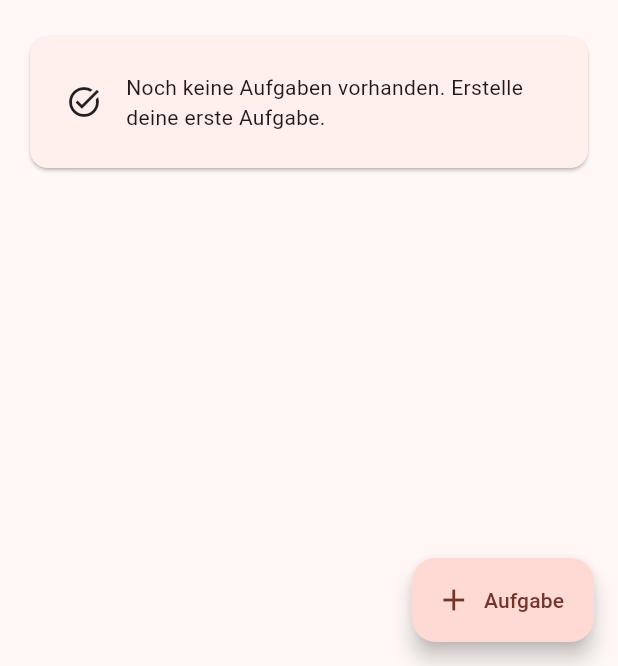
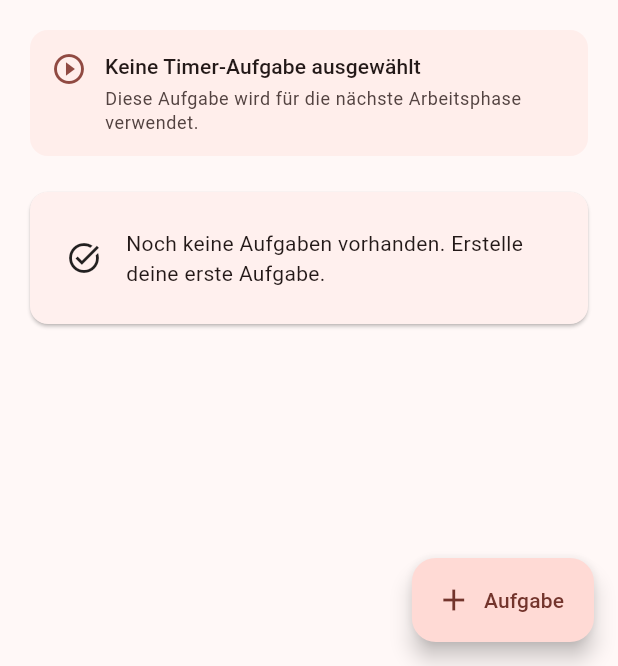
Before and after one commit to waistarek/Pomodoro-Timer, a Flutter app: the TasksScreen screen opened directly, on a phone screen of 412 x 824 dp, the part 570-1236 px from its top. Run offline on Flutter 3.47's test engine with Material 3 defaults, Android fonts, the phone set to English and light mode, and no system bars; our stand-ins replace audioplayers, fl_chart, shared_preferences; missing offline and left inert: dart:html; accounts and stored records are empty; network calls fail.

Commit message:
feat: highlight active timer task

```diff
--- a/frontend/flutter_app/lib/screens/tasks_screen.dart
+++ b/frontend/flutter_app/lib/screens/tasks_screen.dart
@@ -4,6 +4,7 @@ import 'package:provider/provider.dart';
 import '../models/task_item.dart';
 import '../providers/task_provider.dart';
 import '../widgets/task_editor_dialog.dart';
+import '../providers/timer_provider.dart';
 
 enum _TaskFilter {
   all,
@@ -173,9 +174,11 @@ class _TasksScreenState extends State<TasksScreen> {
         icon: const Icon(Icons.add),
         label: const Text('Aufgabe'),
       ),
-      body: Consumer<TaskProvider>(
-        builder: (context, provider, _) {
+      body: Consumer2<TaskProvider, TimerProvider>(
+      builder: (context, provider, timerProvider, _) {
       final visibleTasks = _visibleTasks(provider.tasks);
+      final activeTask =
+        timerProvider.taskForDisplay ?? provider.selectedTask;
 
           return Center(
             child: ConstrainedBox(
@@ -205,6 +208,14 @@ class _TasksScreenState extends State<TasksScreen> {
                     });
                   },
                 ),
+                const SizedBox(height: 12),
+                _ActiveTaskBanner(
+                  activeTask: activeTask,
+                  taskSelectionLocked: !timerProvider.canChangeTask,
+                  onClearSelection: timerProvider.canChangeTask
+                      ? () => provider.selectTask(null)
+                      : null,
+                ),
                 const SizedBox(height: 16),
                   if (provider.loading && provider.tasks.isEmpty)
                     const _StatusCard(
@@ -227,14 +238,14 @@ class _TasksScreenState extends State<TasksScreen> {
                   else
                     ...visibleTasks.map(
                       (task) {
-                        final selected =
-                            provider.selectedTask?.localId == task.localId;
+                        final selected = _sameTaskIdentity(activeTask, task);
 
                         return Padding(
                           padding: const EdgeInsets.only(bottom: 12),
                           child: _TaskCard(
                           task: task,
                           selected: selected,
+                          canSelectForTimer: timerProvider.canChangeTask,
                           onCompletedChanged: (value) {
                               provider.updateTask(
                                 task.copyWith(completed: value),
@@ -256,6 +267,78 @@ class _TasksScreenState extends State<TasksScreen> {
             ),
           );
         },
+      ),
+    );
+  }
+}
+class _ActiveTaskBanner extends StatelessWidget {
+  const _ActiveTaskBanner({
+    required this.activeTask,
+    required this.taskSelectionLocked,
+    required this.onClearSelection,
+  });
+
+  final TaskItem? activeTask;
+  final bool taskSelectionLocked;
+  final VoidCallback? onClearSelection;
+
+  @override
+  Widget build(BuildContext context) {
+    final colorScheme = Theme.of(context).colorScheme;
+
+    final title = activeTask == null
+        ? 'Keine Timer-Aufgabe ausgewählt'
+        : 'Aktive Timer-Aufgabe: ${activeTask!.title}';
+
+    final description = taskSelectionLocked
+        ? 'Eine Timer-Phase läuft oder ist pausiert. Die Aufgabe ist deshalb aktuell gesperrt.'
+        : 'Diese Aufgabe wird für die nächste Arbeitsphase verwendet.';
+
+    return Card(
+      elevation: 0,
+      color: taskSelectionLocked
+          ? colorScheme.surfaceContainerHighest
+          : colorScheme.primaryContainer.withValues(alpha: 0.35),
+      child: Padding(
+        padding: const EdgeInsets.all(14),
+        child: Row(
+          crossAxisAlignment: CrossAxisAlignment.start,
+          children: [
+            Icon(
+              taskSelectionLocked
+                  ? Icons.lock_outline
+                  : Icons.play_circle_outline,
+              color: taskSelectionLocked
+                  ? colorScheme.onSurfaceVariant
+                  : colorScheme.primary,
+            ),
+            const SizedBox(width: 12),
+            Expanded(
+              child: Column(
+                crossAxisAlignment: CrossAxisAlignment.start,
+                children: [
+                  Text(
+                    title,
+                    style: Theme.of(context).textTheme.titleSmall,
+                  ),
+                  const SizedBox(height: 4),
+                  Text(
+                    description,
+                    style: Theme.of(context).textTheme.bodySmall?.copyWith(
+                          color: colorScheme.onSurfaceVariant,
+                        ),
+                  ),
+                ],
+              ),
+            ),
+            if (activeTask != null && onClearSelection != null)
+              TextButton.icon(
+                onPressed: onClearSelection,
+                icon: const Icon(Icons.close),
+                label: const Text('Ohne Aufgabe'),
+              ),
+          ],
+        ),
       ),
     );
   }
@@ -360,14 +443,17 @@ class _TaskCard extends StatelessWidget {
   const _TaskCard({
     required this.task,
     required this.selected,
+    required this.canSelectForTimer,
     required this.onCompletedChanged,
     required this.onSelectForTimer,
     required this.onEdit,
     required this.onDelete,
   });
 
+
   final TaskItem task;
   final bool selected;
+  final bool canSelectForTimer;
   final ValueChanged<bool> onCompletedChanged;
   final VoidCallback onSelectForTimer;
   final VoidCallback onEdit;
@@ -377,13 +463,24 @@ class _TaskCard extends StatelessWidget {
   Widget build(BuildContext context) {
     final tags = _splitTags(task.tags);
 
+    final colorScheme = Theme.of(context).colorScheme;
+
   return Card(
-      elevation: selected ? 2 : 0,
+    elevation: selected ? 3 : 0,
     color: selected
-          ? Theme.of(context).colorScheme.primaryContainer.withValues(
-                alpha: 0.35,
+        ? colorScheme.primaryContainer.withValues(alpha: 0.45)
+        : null,
+    shape: RoundedRectangleBorder(
+      borderRadius: BorderRadius.circular(16),
+      side: selected
+          ? BorderSide(
+              color: colorScheme.primary,
+              width: 1.4,
             )
-          : null,
+          : BorderSide(
+              color: colorScheme.outlineVariant,
+            ),
+    ),
       child: Padding(
         padding: const EdgeInsets.all(14),
         child: LayoutBuilder(
@@ -412,6 +509,7 @@ class _TaskCard extends StatelessWidget {
 
             final actions = _TaskActions(
               selected: selected,
+              canSelectForTimer: canSelectForTimer,
               onSelectForTimer: onSelectForTimer,
               onEdit: onEdit,
               onDelete: onDelete,
@@ -528,12 +626,14 @@ class _TaskContent extends StatelessWidget {
 class _TaskActions extends StatelessWidget {
   const _TaskActions({
     required this.selected,
+    required this.canSelectForTimer,
     required this.onSelectForTimer,
     required this.onEdit,
     required this.onDelete,
   });
 
   final bool selected;
+  final bool canSelectForTimer;
   final VoidCallback onSelectForTimer;
   final VoidCallback onEdit;
   final VoidCallback onDelete;
@@ -545,13 +645,20 @@ class _TaskActions extends StatelessWidget {
       runSpacing: 8,
       crossAxisAlignment: WrapCrossAlignment.center,
       children: [
-        selected
-            ? FilledButton.tonalIcon(
+      if (selected)
+        FilledButton.tonalIcon(
           onPressed: null,
           icon: const Icon(Icons.check_circle),
           label: const Text('Aktiv'),
         )
-            : OutlinedButton.icon(
+      else if (!canSelectForTimer)
+        OutlinedButton.icon(
+          onPressed: null,
+          icon: const Icon(Icons.lock_outline),
+          label: const Text('Gesperrt'),
+        )
+      else
+        OutlinedButton.icon(
           onPressed: onSelectForTimer,
           icon: const Icon(Icons.play_arrow),
           label: const Text('Für Timer'),
@@ -637,6 +744,17 @@ class _StatusCard extends StatelessWidget {
     );
   }
 }
+bool _sameTaskIdentity(TaskItem? first, TaskItem second) {
+  if (first == null) {
+    return false;
+  }
+
+  if (first.remoteId != null && second.remoteId != null) {
+    return first.remoteId == second.remoteId;
+  }
+
+  return first.localId == second.localId;
+}
 
 String _priorityLabel(String priority) {
   return switch (priority) {
```
Lines whose indentation alone changed are shown as unchanged.
